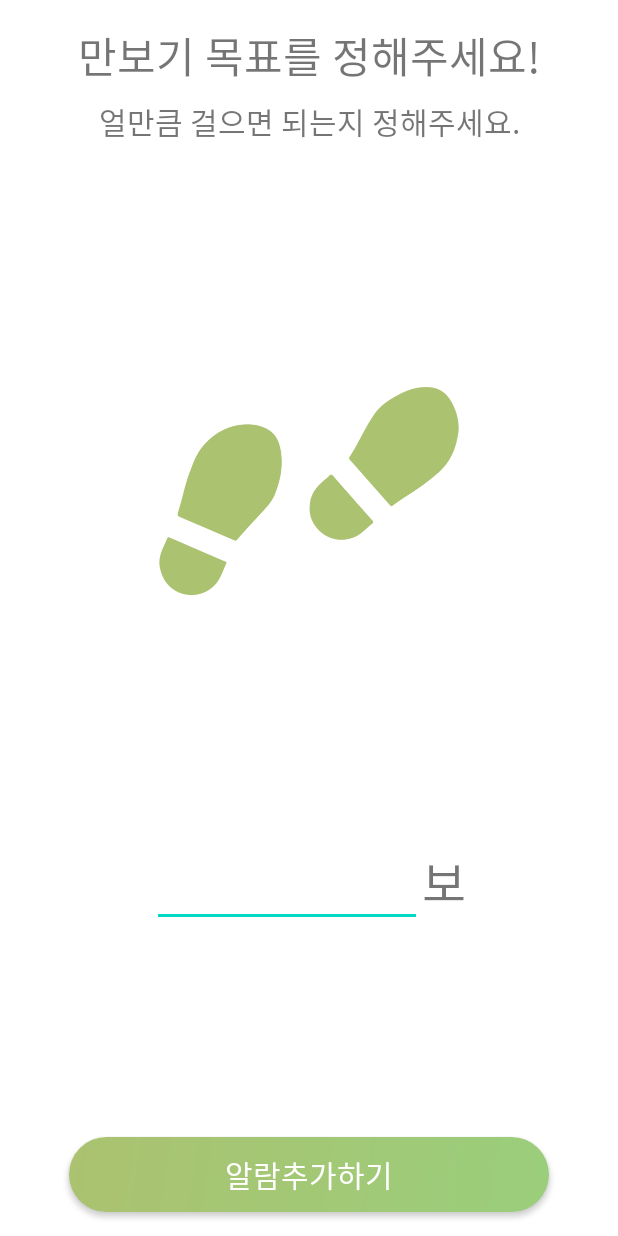
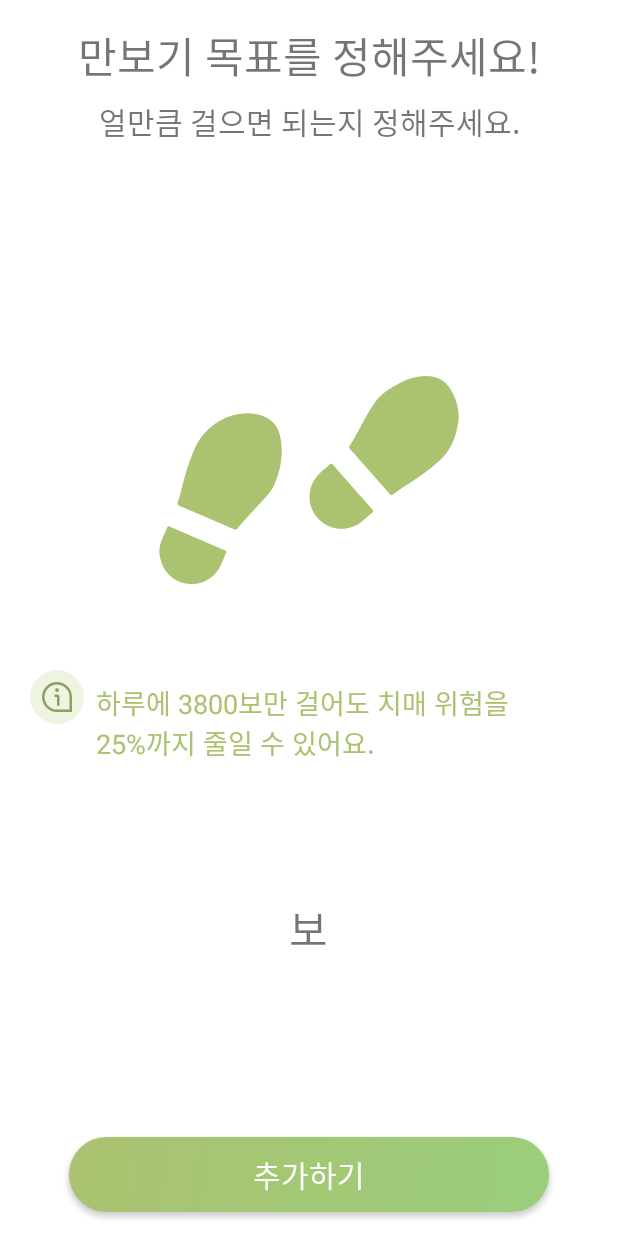
Before and after one commit to CareSheep/CareSheep_Android, an Android app: the layout activity_guardian_set_walk_step.xml on its own in the app's theme, with its tools: preview values and no code run, on a phone screen of 412 x 824 dp. Run offline under Robolectric (Android 15) with nearby library versions, the phone set to English and light mode, and no system bars.

Commit message:
chore: 오타 및 걷기 설정 화면 수정

```diff
--- a/app/src/main/java/com/swu/caresheep/recyclerview/MedicineTimePickerListAdapter.kt
+++ b/app/src/main/java/com/swu/caresheep/recyclerview/MedicineTimePickerListAdapter.kt
@@ -7,7 +7,6 @@ import android.view.ViewGroup
 import androidx.recyclerview.widget.RecyclerView
 import com.swu.caresheep.MedicineTime
 import com.swu.caresheep.R
-import com.swu.caresheep.ui.guardian.GuardianSetMedicineTimeFragment
 
 abstract class MedicineTimePickerListAdapter(private val context: Context)
     : RecyclerView.Adapter<MedicineTimePickerListAdapter.ViewHolder>(){
--- a/app/src/main/java/com/swu/caresheep/ui/guardian/GuardianSetMedicineNameActivity.kt
+++ b/app/src/main/java/com/swu/caresheep/ui/guardian/GuardianSetMedicineNameActivity.kt
@@ -7,7 +7,7 @@ import com.google.firebase.database.DatabaseReference
 import com.google.firebase.database.FirebaseDatabase
 import com.swu.caresheep.R
 import kotlinx.android.synthetic.main.activity_guardian_set_medicine_name.medicine_next2_button
-import kotlinx.android.synthetic.main.fragment_guardian_set_medicine_name.editText
+import kotlinx.android.synthetic.main.activity_guardian_set_medicine_name.editText
 
 class GuardianSetMedicineNameActivity : AppCompatActivity() {
 
--- /dev/null
+++ b/app/src/main/java/com/swu/caresheep/ui/guardian/GuardianSetWalkStepActivity.kt
@@ -0,0 +1,12 @@
+package com.swu.caresheep.ui.guardian
+
+import androidx.appcompat.app.AppCompatActivity
+import android.os.Bundle
+import com.swu.caresheep.R
+
+class GuardianSetWalkStepActivity : AppCompatActivity() {
+    override fun onCreate(savedInstanceState: Bundle?) {
+        super.onCreate(savedInstanceState)
+        setContentView(R.layout.activity_guardian_set_walk_step)
+    }
+}
--- a/app/src/main/java/com/swu/caresheep/ui/guardian/GuardianStartActivity.kt
+++ b/app/src/main/java/com/swu/caresheep/ui/guardian/GuardianStartActivity.kt
@@ -4,7 +4,7 @@ import android.content.Intent
 import androidx.appcompat.app.AppCompatActivity
 import android.os.Bundle
 import com.swu.caresheep.R
-import kotlinx.android.synthetic.main.fragment_guardian_start.startSettingButton
+import kotlinx.android.synthetic.main.activity_guardian_start.startSettingButton
 
 class GuardianStartActivity : AppCompatActivity() {
     override fun onCreate(savedInstanceState: Bundle?) {
--- a/app/src/main/res/layout/fragment_guardian_set_walk_step.xml
+++ b/app/src/main/res/layout/activity_guardian_set_walk_step.xml
@@ -4,8 +4,7 @@
     xmlns:tools="http://schemas.android.com/tools"
     android:layout_width="match_parent"
     android:layout_height="match_parent"
-    android:orientation="vertical"
-    tools:context=".ui.guardian.GuardianElderReportActivity">
+    tools:context=".ui.guardian.GuardianSetWalkStepActivity">
 
     <TextView
         android:id="@+id/textView17"
@@ -35,31 +34,51 @@
         android:layout_height="200dp"
         android:layout_gravity="center"
         android:src="@drawable/walking"
-        app:layout_constraintBottom_toTopOf="@+id/linearLayout3"
+        app:layout_constraintBottom_toTopOf="@+id/linearLayout2"
         app:layout_constraintEnd_toEndOf="parent"
         app:layout_constraintStart_toStartOf="parent"
         app:layout_constraintTop_toBottomOf="@+id/textView18" />
 
-    <LinearLayout
-        android:id="@+id/linearLayout3"
+    <ImageView
         android:layout_width="wrap_content"
         android:layout_height="wrap_content"
-        android:layout_marginBottom="140dp"
+        android:layout_marginEnd="8dp"
+        android:src="@drawable/ic_circle_info"
+        app:layout_constraintBottom_toBottomOf="@+id/textView6"
+        app:layout_constraintEnd_toStartOf="@+id/textView6"
+        app:layout_constraintTop_toBottomOf="@+id/imageView" />
+
+    <TextView
+        android:id="@+id/textView6"
+        android:layout_width="300dp"
+        android:layout_height="wrap_content"
+        android:layout_marginStart="16dp"
+        android:text="하루에 3800보만 걸어도 치매 위험을 25%까지 줄일 수 있어요."
+        android:textColor="#ABC270"
+        android:textSize="18dp"
+        app:layout_constraintBottom_toTopOf="@+id/linearLayout2"
+        app:layout_constraintEnd_toEndOf="parent"
+        app:layout_constraintStart_toStartOf="parent"
+        app:layout_constraintTop_toBottomOf="@+id/imageView" />
+
+    <LinearLayout
+        android:id="@+id/linearLayout2"
+        android:layout_width="match_parent"
+        android:layout_height="150dp"
+        android:layout_marginBottom="64dp"
         android:gravity="center"
-        app:layout_constraintBottom_toTopOf="@+id/appCompatButton11"
-        app:layout_constraintEnd_toEndOf="parent"
-        app:layout_constraintStart_toStartOf="parent">
+        app:layout_constraintBottom_toTopOf="@+id/appCompatButton11">
 
-        <com.google.android.material.textfield.TextInputEditText
-            android:layout_width="180dp"
-            android:layout_height="60dp" />
+<!--        <EditText-->
+<!--            android:id="@+id/walkText"-->
+<!--            android:layout_width="180dp"-->
+<!--            android:layout_height="60dp"/>-->
 
         <TextView
             android:layout_width="wrap_content"
             android:layout_height="wrap_content"
-            android:text="보"
-            android:textSize="32dp" />
-
+            android:textSize="28dp"
+            android:text="보"/>
 
     </LinearLayout>
 
@@ -71,12 +90,11 @@
         android:layout_gravity="center"
         android:layout_marginBottom="16dp"
         android:background="@drawable/rectangle_green_radius_30"
-        android:text="알람추가하기"
+        android:text="추가하기"
         android:textColor="@color/white"
         android:textSize="20dp"
         app:layout_constraintBottom_toBottomOf="parent"
         app:layout_constraintEnd_toEndOf="parent"
         app:layout_constraintStart_toStartOf="parent" />
 
-
 </androidx.constraintlayout.widget.ConstraintLayout>
--- a/app/src/main/res/layout/fragment_guardian_set_walk_time.xml
+++ b/app/src/main/res/layout/activity_guardian_set_walk_time.xml
@@ -4,7 +4,7 @@
     xmlns:tools="http://schemas.android.com/tools"
     android:layout_width="match_parent"
     android:layout_height="match_parent"
-    android:orientation="vertical">
+    tools:context=".ui.guardian.GuardianSetWalkTimeActivity">
 
     <TextView
         android:id="@+id/textView10"
@@ -60,5 +60,4 @@
         app:layout_constraintEnd_toEndOf="parent"
         app:layout_constraintStart_toStartOf="parent" />
 
-
 </androidx.constraintlayout.widget.ConstraintLayout>
```
Also changed, not shown: app/src/main/AndroidManifest.xml (+19 -17 lines), app/src/main/java/com/swu/caresheep/ui/guardian/GuardianSetLunchTimeFragment.kt (+0 -47 lines), app/src/main/java/com/swu/caresheep/ui/guardian/GuardianSetWalkStepFragment.kt (deleted, +0 -60 lines), app/src/main/java/com/swu/caresheep/ui/guardian/GuardianSetWalkTimeActivity.kt (added, +12 -0 lines), app/src/main/java/com/swu/caresheep/ui/guardian/GuardianSetWalkTimeFragment.kt (deleted, +0 -60 lines).
